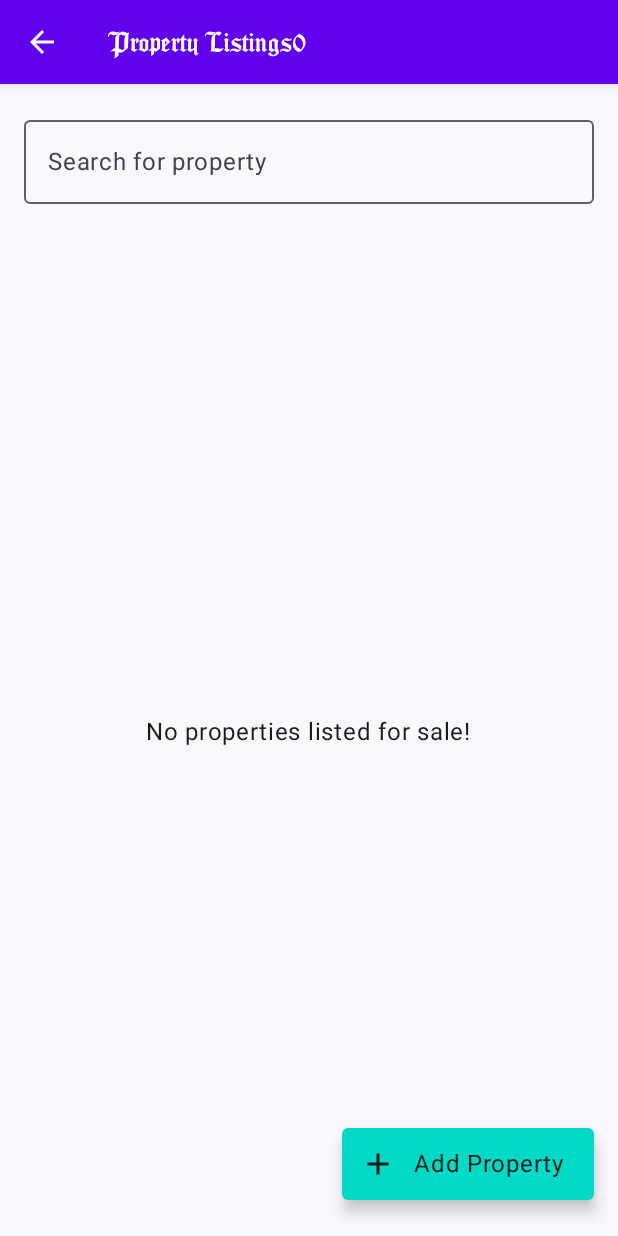
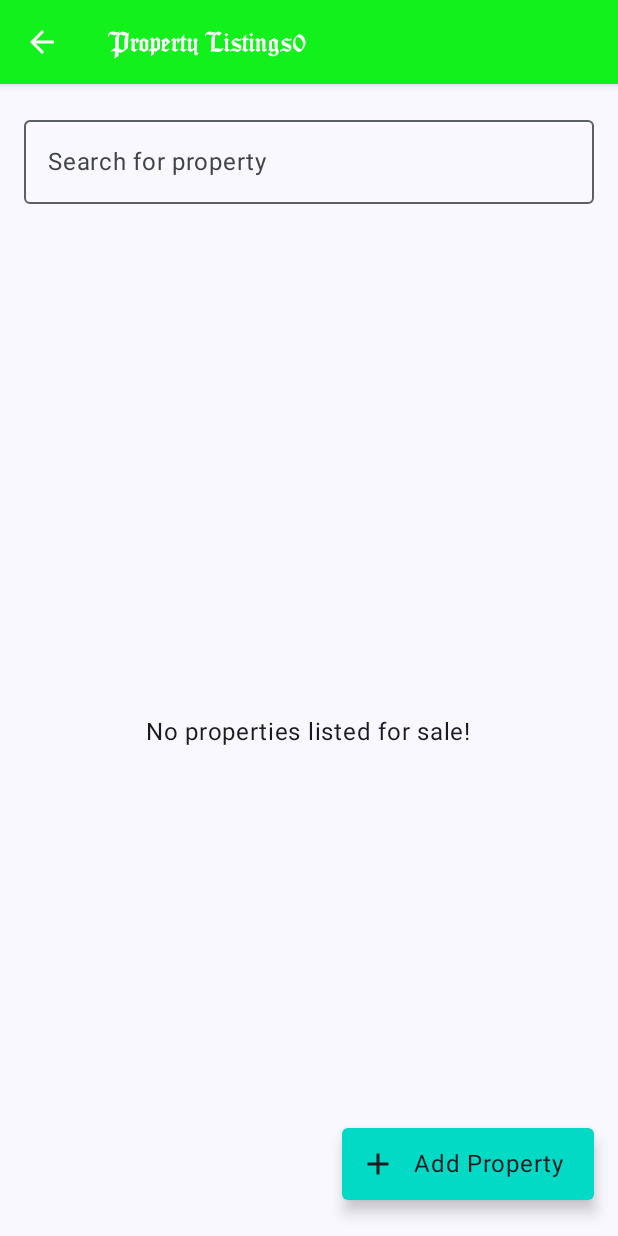
Before and after one commit to keneth217/Real-Estate-Application, an Android app built with Jetpack Compose: the DashboardScreen screen opened through its navigation route, item 2 of the bottom bar chosen, on a phone screen of 412 x 824 dp. Run offline under Robolectric (Android 15) with nearby library versions, the phone set to English and light mode, and no system bars; our stand-ins replace Firebase (no records; nobody signed in at launch, a user with empty details on screens opened directly); Roboto replaces fonts that are not available here; 1 statement that could not run was skipped.

Commit message:
add styles and fonts

```diff
--- a/app/src/main/java/com/keneth/realestateapplication/views/AppTopBar.kt
+++ b/app/src/main/java/com/keneth/realestateapplication/views/AppTopBar.kt
@@ -17,30 +17,45 @@ import androidx.compose.ui.unit.sp
 import com.keneth.realestateapplication.R
 
 @Composable
-fun AppTopBar(title: String, onMenuClick: () -> Unit) {
-
+fun AppTopBar(
+    title: String,
+    onMenuClick: () -> Unit,
+    backgroundColor: Color = Color(0xFF12F11B) // Default background color (green)
+) {
     val toBarFontFamily = FontFamily(
         Font(R.font.chalk_talk, weight = FontWeight.Normal),
         Font(R.font.seagram_tfb, weight = FontWeight.Bold)
     )
+
     TopAppBar(
-        title = { Text(text = title,
-            style = TextStyle(
-                fontSize = 16.sp,
-                fontFamily = toBarFontFamily,
-                fontWeight = FontWeight.Bold,
-                color = Color.White
+        title = {
+            Text(
+                text = title,
+                style = TextStyle(
+                    fontSize = 16.sp,
+                    fontFamily = toBarFontFamily,
+                    fontWeight = FontWeight.Bold,
+                    color = Color.White
+                )
             )
-
-            ) },
+        },
         navigationIcon = {
             IconButton(onClick = onMenuClick) {
                 if (title.equals("dashboard", ignoreCase = true)) {
-                    Icon(imageVector = Icons.Default.Menu, contentDescription = "Menu")
+                    Icon(
+                        imageVector = Icons.Default.Menu,
+                        contentDescription = "Menu",
+                        tint = Color.White // Set icon color to white
+                    )
                 } else {
-                    Icon(imageVector = Icons.Default.ArrowBack, contentDescription = "Back")
+                    Icon(
+                        imageVector = Icons.Default.ArrowBack,
+                        contentDescription = "Back",
+                        tint = Color.White // Set icon color to white
+                    )
                 }
             }
-        }
+        },
+        backgroundColor = backgroundColor // Set the background color of the TopAppBar
     )
 }
```
